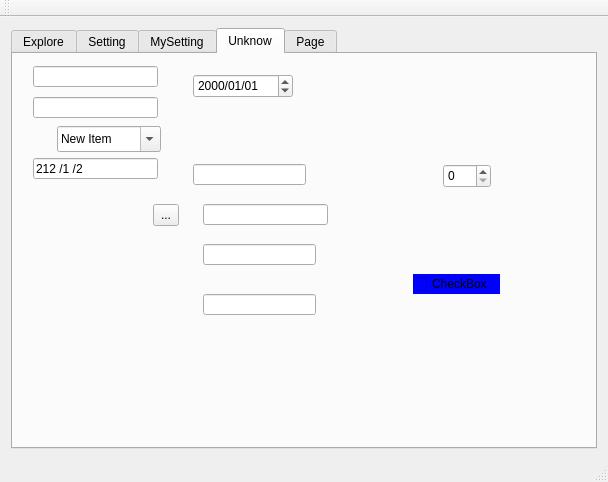
Qt form MyTool/mainwindow.ui (huangatone/Mac_Qt) before a commit.
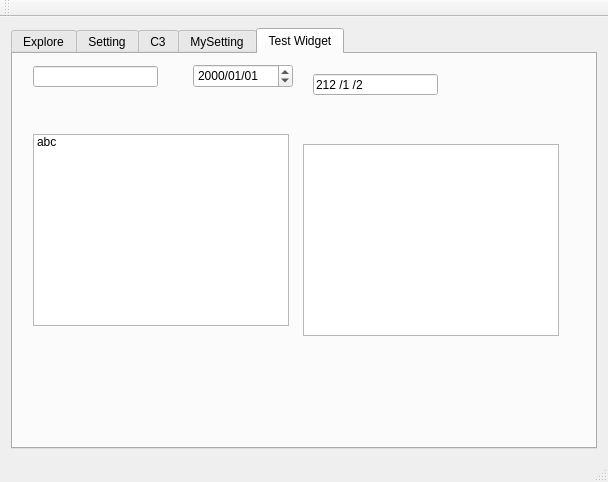
The same form after that commit. Custom widgets are drawn as their Qt base class.

Diff of the .ui file:
```diff
--- a/MyTool/mainwindow.ui
+++ b/MyTool/mainwindow.ui
@@ -43,6 +43,16 @@
         </item>
        </layout>
       </widget>
+      <widget class="QWidget" name="tab_5">
+       <attribute name="title">
+        <string>C3</string>
+       </attribute>
+       <layout class="QGridLayout" name="gridLayout_5">
+        <item row="0" column="0">
+         <widget class="JSWidget" name="widget_3" native="true"/>
+        </item>
+       </layout>
+      </widget>
       <widget class="QWidget" name="tab_3">
        <attribute name="title">
         <string>MySetting</string>
@@ -55,7 +65,7 @@
       </widget>
       <widget class="QWidget" name="tab_4">
        <attribute name="title">
-        <string>Unknow</string>
+        <string>Test Widget</string>
        </attribute>
        <widget class="QLineEdit" name="lineEdit">
         <property name="geometry">
@@ -67,21 +77,11 @@
          </rect>
         </property>
        </widget>
-       <widget class="QLineEdit" name="lineEdit_2">
-        <property name="geometry">
-         <rect>
-          <x>20</x>
-          <y>43</y>
-          <width>125</width>
-          <height>21</height>
-         </rect>
-        </property>
-       </widget>
        <widget class="QDateEdit" name="dateEdit">
         <property name="geometry">
          <rect>
           <x>180</x>
-          <y>20</y>
+          <y>10</y>
           <width>100</width>
           <height>24</height>
          </rect>
@@ -118,47 +118,11 @@
          <string>yyyy/MM/dd</string>
         </property>
        </widget>
-       <widget class="QComboBox" name="comboBox_2">
-        <property name="geometry">
-         <rect>
-          <x>44</x>
-          <y>72</y>
-          <width>104</width>
-          <height>26</height>
-         </rect>
-        </property>
-        <property name="tabletTracking">
-         <bool>false</bool>
-        </property>
-        <property name="editable">
-         <bool>true</bool>
-        </property>
-        <item>
-         <property name="text">
-          <string>New Item</string>
-         </property>
-        </item>
-        <item>
-         <property name="text">
-          <string>New Item</string>
-         </property>
-        </item>
-        <item>
-         <property name="text">
-          <string>New Item</string>
-         </property>
-        </item>
-        <item>
-         <property name="text">
-          <string>New Item</string>
-         </property>
-        </item>
-       </widget>
        <widget class="QLineEdit" name="lineEdit_3">
         <property name="geometry">
          <rect>
-          <x>20</x>
-          <y>104</y>
+          <x>300</x>
+          <y>20</y>
           <width>125</width>
           <height>21</height>
          </rect>
@@ -170,102 +134,40 @@
          <string>212/1/2</string>
         </property>
        </widget>
-       <widget class="QToolButton" name="toolButton">
+       <widget class="QListWidget" name="listWidget">
         <property name="geometry">
          <rect>
-          <x>140</x>
-          <y>150</y>
-          <width>26</width>
-          <height>22</height>
+          <x>20</x>
+          <y>80</y>
+          <width>256</width>
+          <height>192</height>
          </rect>
         </property>
-        <property name="text">
-         <string>...</string>
+        <property name="editTriggers">
+         <set>QAbstractItemView::AllEditTriggers</set>
         </property>
-       </widget>
-       <widget class="QLineEdit" name="lineEdit_4">
-        <property name="geometry">
-         <rect>
-          <x>190</x>
-          <y>150</y>
-          <width>125</width>
-          <height>21</height>
-         </rect>
+        <property name="viewMode">
+         <enum>QListView::ListMode</enum>
         </property>
-       </widget>
-       <widget class="QLineEdit" name="lineEdit_5">
-        <property name="geometry">
-         <rect>
-          <x>190</x>
-          <y>190</y>
-          <width>113</width>
-          <height>21</height>
-         </rect>
-        </property>
-       </widget>
-       <widget class="QLineEdit" name="lineEdit_6">
-        <property name="geometry">
-         <rect>
-          <x>190</x>
-          <y>240</y>
-          <width>113</width>
-          <height>21</height>
-         </rect>
-        </property>
-        <property name="inputMask">
-         <string>dddddddddd</string>
-        </property>
-       </widget>
-       <widget class="QLineEdit" name="lineEdit_7">
-        <property name="geometry">
-         <rect>
-          <x>180</x>
-          <y>110</y>
-          <width>113</width>
-          <height>21</height>
-         </rect>
-        </property>
-       </widget>
-       <widget class="QSpinBox" name="spinBox">
-        <property name="geometry">
-         <rect>
-          <x>430</x>
-          <y>110</y>
-          <width>48</width>
-          <height>24</height>
-         </rect>
-        </property>
-        <property name="tabletTracking">
-         <bool>false</bool>
-        </property>
-       </widget>
-       <widget class="QCheckBox" name="checkBox">
-        <property name="geometry">
-         <rect>
-          <x>400</x>
-          <y>220</y>
-          <width>87</width>
-          <height>20</height>
-         </rect>
-        </property>
-        <property name="styleSheet">
-         <string notr="true">
-background-color:rgb(0, 0, 255);</string>
-        </property>
-        <property name="text">
-         <string>CheckBox</string>
-        </property>
-       </widget>
-      </widget>
-      <widget class="QWidget" name="tab_5">
-       <attribute name="title">
-        <string>Page</string>
-       </attribute>
-       <layout class="QGridLayout" name="gridLayout_5">
-        <item row="0" column="0">
-         <widget class="JSWidget" name="widget_3" native="true"/>
+        <item>
+         <property name="text">
+          <string>abc</string>
+         </property>
         </item>
-       </layout>
+       </widget>
+       <widget class="QListView" name="listView">
+        <property name="geometry">
+         <rect>
+          <x>290</x>
+          <y>90</y>
+          <width>256</width>
+          <height>192</height>
+         </rect>
+        </property>
+        <property name="editTriggers">
+         <set>QAbstractItemView::AllEditTriggers</set>
+        </property>
+       </widget>
       </widget>
      </widget>
     </item>
```
Left out of the diff: 2 changed lines with no effect on the pictures.
